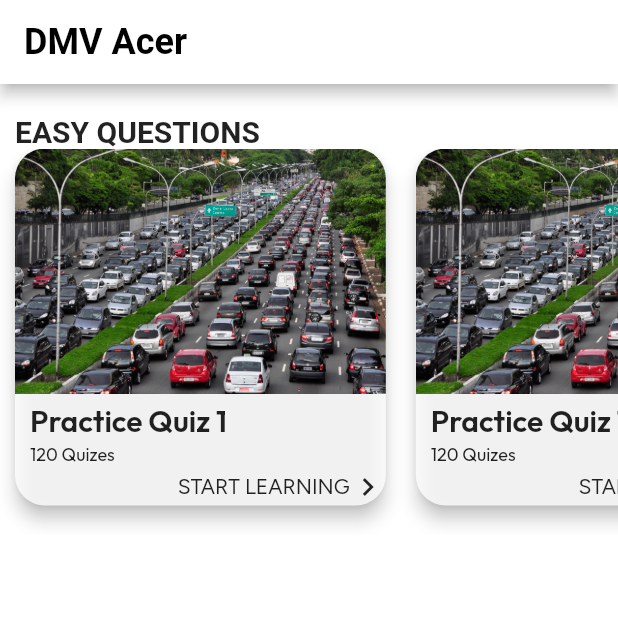
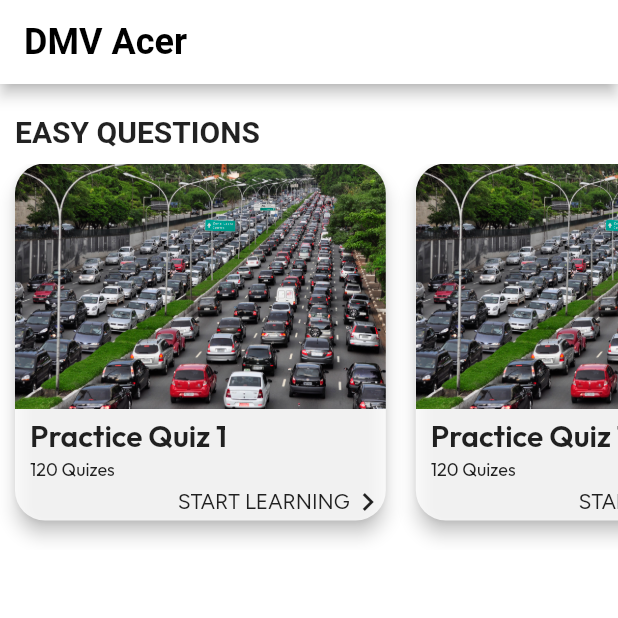
Before and after one commit to MJI-Abir/Drive-TestPal, a Flutter app: the screen it shows after launch, on a phone screen of 412 x 824 dp, the top half of it. Run offline on Flutter 3.47's test engine with Material 2 defaults, Android fonts, the phone set to English and light mode, and no system bars; our stand-ins replace bloc, flutter_bloc, font_awesome_flutter, google_fonts, rflutter_alert; Roboto replaces fonts that are missing (Barriecito).

Commit message:
updated home ui

```diff
--- a/lib/components/practice_question.dart
+++ b/lib/components/practice_question.dart
@@ -7,6 +7,7 @@ class PracticeQuestion {
   final int questionAnswer;
   final List<String> options;
   final String explanation;
+  final DifficultyEnum difficultyEnum;
 
   PracticeQuestion(
     this.questionType,
@@ -14,5 +15,6 @@ class PracticeQuestion {
     this.questionAnswer,
     this.options,
     this.explanation,
+    this.difficultyEnum,
   );
 }
--- a/lib/enums/enum.dart
+++ b/lib/enums/enum.dart
@@ -7,7 +7,7 @@ enum QuestionTypeEnum{
   parking,
 }
 
-enum Difficulty{
+enum DifficultyEnum{
   easy,
   medium,
   hard,
--- a/lib/features/home/ui/home.dart
+++ b/lib/features/home/ui/home.dart
@@ -1,5 +1,6 @@
 import 'package:drive_test_pal/constants/constants.dart';
-import 'package:drive_test_pal/features/home/widgets/quiz_card_layout.dart';
+import 'package:drive_test_pal/features/home/widgets/quiz_card.dart';
+import 'package:drive_test_pal/practice_question_brain.dart';
 import 'package:flutter/material.dart';
 import 'package:google_fonts/google_fonts.dart';
 
@@ -17,11 +18,45 @@ class Home extends StatelessWidget {
               fontSize: 24.0, color: Colors.black, fontWeight: FontWeight.w600),
         ),
       ),
-      body: const SingleChildScrollView(
+      body: SingleChildScrollView(
+        primary: true,
+        physics: const BouncingScrollPhysics(parent: AlwaysScrollableScrollPhysics()),
         child: Column(
           crossAxisAlignment: CrossAxisAlignment.start,
           children: <Widget>[
-            QuizCardListLayout(),
+            Padding(
+              padding: const EdgeInsets.only(
+                  top: kDefaultPadding * 2, left: kDefaultPadding),
+              child: Text(
+                'EASY QUESTIONS',
+                style: GoogleFonts.aBeeZee(
+                  textStyle: const TextStyle(
+                    fontWeight: FontWeight.bold,
+                    fontSize: 20,
+                  ),
+                ),
+              ),
+            ),
+            const SizedBox(
+              height: 10,
+            ),
+            // Text('data'),
+            SingleChildScrollView(
+              scrollDirection: Axis.horizontal,
+              physics: const BouncingScrollPhysics(
+                parent: AlwaysScrollableScrollPhysics(),
+              ),
+              child: Row(
+                children: List.generate(
+                  questionData.numberOfAllQuestions,
+                  (index) => Container(
+                      margin:
+                          const EdgeInsets.only(bottom: kDefaultPadding * 2),
+                      child: const QuizCard()),
+                ),
+              ),
+            ),
+            // QuizCardListLayout(),
           ],
         ),
       ),
@@ -35,6 +70,14 @@ class Home extends StatelessWidget {
 
 
 
+                // ListView.builder(
+                //     // primary: false,
+                //     // scrollDirection: Axis.horizontal,
+                //     // shrinkWrap: true,
+                //     itemCount: questionData.numberOfAllQuestions,
+                //     itemBuilder: (context, index) {
+                //       return const QuizCard();
+                //     }),
 
 
 
--- a/lib/features/home/widgets/quiz_card.dart
+++ b/lib/features/home/widgets/quiz_card.dart
@@ -16,7 +16,6 @@ class QuizCard extends StatelessWidget {
         width: MediaQuery.of(context).size.width * .6,
         child: Card(
           elevation: 5,
-          // shadowColor: Colors.black,
           margin: EdgeInsets.zero,
           shape: RoundedRectangleBorder(
             borderRadius: BorderRadius.circular(kBorderRadius*2),
--- a/lib/features/home/widgets/quiz_card_layout.dart
+++ /dev/null
@@ -1,47 +0,0 @@
-import 'package:drive_test_pal/constants/constants.dart';
-import 'package:drive_test_pal/features/home/widgets/quiz_card.dart';
-import 'package:flutter/material.dart';
-import 'package:google_fonts/google_fonts.dart';
-
-class QuizCardListLayout extends StatelessWidget {
-  const QuizCardListLayout({super.key});
-
-  @override
-  Widget build(BuildContext context) {
-    return Column(
-      crossAxisAlignment: CrossAxisAlignment.start,
-      children: [
-        Padding(
-          padding: const EdgeInsets.only(
-              top: kDefaultPadding * 2, left: kDefaultPadding),
-          child: Text(
-            'EASY QUESTIONS',
-            style: GoogleFonts.aBeeZee(
-              textStyle: const TextStyle(
-                fontWeight: FontWeight.bold,
-                fontSize: 20,
-              ),
-            ),
-          ),
-        ),
-        SingleChildScrollView(
-          physics: const BouncingScrollPhysics(
-            parent: AlwaysScrollableScrollPhysics(),
-          ),
-          scrollDirection: Axis.horizontal,
-          child: Container(
-            margin: const EdgeInsets.only(bottom: kDefaultPadding * 2),
-            child: const Row(
-              children: [
-                QuizCard(),
-                QuizCard(),
-                QuizCard(),
-                QuizCard(),
-              ],
-            ),
-          ),
-        ),
-      ],
-    );
-  }
-}
--- a/lib/features/question_category/ui/question_category_screen.dart
+++ b/lib/features/question_category/ui/question_category_screen.dart
@@ -64,7 +64,6 @@ class _QuestionCategoryScreenState extends State<QuestionCategoryScreen> {
                 },
                 child: const Icon(Icons.arrow_back_ios_sharp),
               ),
-              // body: QuestionsCatList(),
               body: QuestionCategoryListWidget(successState: successState, questionCategoryBloc: questionCategoryBloc),
             );
 
```
Also changed, not shown: lib/data/question_data.dart (+33 -15 lines).
